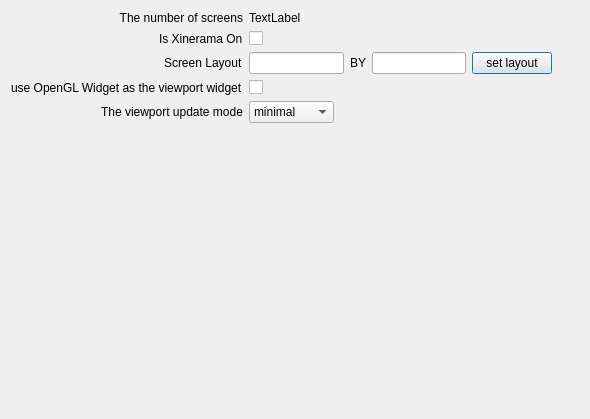
Qt form src/thewall/graphicssettingdialog.ui (sungwonnam/SAGENext) before a commit.
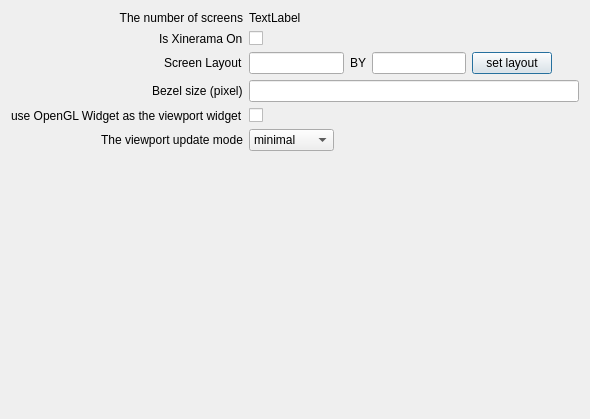
The same form after that commit.

Diff of the .ui file:
```diff
--- a/src/thewall/graphicssettingdialog.ui
+++ b/src/thewall/graphicssettingdialog.ui
@@ -81,28 +81,28 @@
      </item>
     </layout>
    </item>
-   <item row="3" column="0">
+   <item row="4" column="0">
     <widget class="QLabel" name="label">
      <property name="text">
       <string>use OpenGL Widget as the viewport widget</string>
      </property>
     </widget>
    </item>
-   <item row="3" column="1">
+   <item row="4" column="1">
     <widget class="QCheckBox" name="openglviewportCheckBox">
      <property name="text">
       <string/>
      </property>
     </widget>
    </item>
-   <item row="4" column="0">
+   <item row="5" column="0">
     <widget class="QLabel" name="label_2">
      <property name="text">
       <string>The viewport update mode</string>
      </property>
     </widget>
    </item>
-   <item row="4" column="1">
+   <item row="5" column="1">
     <layout class="QHBoxLayout" name="horizontalLayout_2">
      <item>
       <widget class="QComboBox" name="viewportUpdateComboBox">
@@ -157,6 +157,16 @@
      </property>
     </widget>
    </item>
+   <item row="3" column="0">
+    <widget class="QLabel" name="label_5">
+     <property name="text">
+      <string>Bezel size (pixel)</string>
+     </property>
+    </widget>
+   </item>
+   <item row="3" column="1">
+    <widget class="QLineEdit" name="bezelSize"/>
+   </item>
   </layout>
  </widget>
  <resources/>
```
